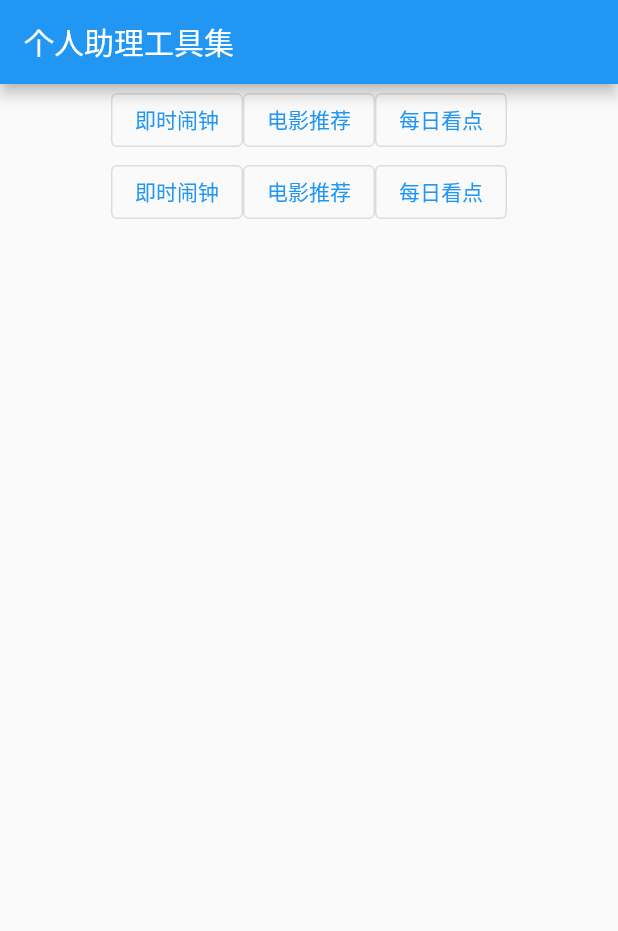
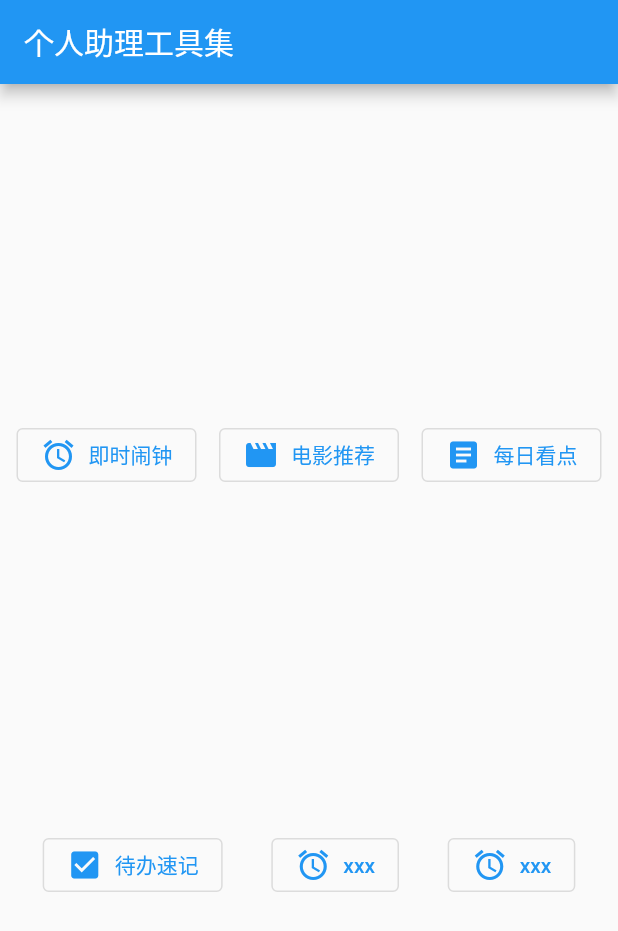
Before and after one commit to lewiszlw/assistant, a Flutter app: the screen it shows after launch, on a phone screen of 412 x 824 dp. Shown: the top 931 px of the screen. Run offline on Flutter 3.47's test engine with Material 2 defaults, Android fonts, the phone set to English and light mode, and no system bars; our stand-ins replace flutter_local_notifications, sqflite; accounts and stored records are empty.

```diff
--- a/assistant_flutter/lib/homepage.dart
+++ b/assistant_flutter/lib/homepage.dart
@@ -1,27 +1,73 @@
 import 'package:flutter/material.dart';
 
-class HomePage extends StatelessWidget {
-  const HomePage({super.key});
+class Homepage extends StatelessWidget {
+  const Homepage({super.key});
 
   @override
   Widget build(BuildContext context) {
     return Scaffold(
-      appBar: AppBar(title: const Text("个人助理工具集")),
-      body: Column(children: [
-        Row(mainAxisAlignment: MainAxisAlignment.center, children: [
-          OutlinedButton(
-              onPressed: () =>
-                  {Navigator.pushNamed(context, "alarm_clock_homepage")},
-              child: const Text("即时闹钟")),
-          OutlinedButton(onPressed: () => {}, child: const Text("电影推荐")),
-          OutlinedButton(onPressed: () => {}, child: const Text("每日看点")),
-        ]),
-        Row(mainAxisAlignment: MainAxisAlignment.center, children: [
-          OutlinedButton(onPressed: () => {}, child: const Text("即时闹钟")),
-          OutlinedButton(onPressed: () => {}, child: const Text("电影推荐")),
-          OutlinedButton(onPressed: () => {}, child: const Text("每日看点")),
-        ]),
-      ]),
+        appBar: AppBar(title: const Text("个人助理工具集")),
+        body: Column(
+          mainAxisAlignment: MainAxisAlignment.spaceEvenly,
+          children: [
+            Row(
+              mainAxisAlignment: MainAxisAlignment.spaceEvenly,
+              children: [
+                ToolItemWidget(
+                    toolName: "即时闹钟",
+                    routeName: "alarm_clock_homepage",
+                    iconData: Icons.alarm),
+                ToolItemWidget(
+                    toolName: "电影推荐",
+                    routeName: "comming_soon_page",
+                    iconData: Icons.movie),
+                ToolItemWidget(
+                    toolName: "每日看点",
+                    routeName: "comming_soon_page",
+                    iconData: Icons.article),
+              ],
+            ),
+            Row(
+              mainAxisAlignment: MainAxisAlignment.spaceEvenly,
+              children: [
+                ToolItemWidget(
+                    toolName: "待办速记",
+                    routeName: "comming_soon_page",
+                    iconData: Icons.check_box),
+                ToolItemWidget(
+                    toolName: "xxx",
+                    routeName: "comming_soon_page",
+                    iconData: Icons.alarm),
+                ToolItemWidget(
+                    toolName: "xxx",
+                    routeName: "comming_soon_page",
+                    iconData: Icons.alarm),
+              ],
+            ),
+          ],
+        ));
+  }
+}
+
+class ToolItemWidget extends StatelessWidget {
+  ToolItemWidget(
+      {super.key,
+      required this.toolName,
+      required this.routeName,
+      required this.iconData});
+
+  String toolName;
+  String routeName;
+  IconData iconData;
+
+  @override
+  Widget build(BuildContext context) {
+    return Container(
+      padding: const EdgeInsets.symmetric(horizontal: 4, vertical: 2),
+      child: OutlinedButton.icon(
+          icon: Icon(iconData),
+          onPressed: () => {Navigator.pushNamed(context, routeName)},
+          label: Text(toolName)),
     );
   }
 }
--- a/assistant_flutter/lib/main.dart
+++ b/assistant_flutter/lib/main.dart
@@ -1,4 +1,5 @@
 import 'package:assistant_flutter/alarm_clock/alarm_clock_homepage.dart';
+import 'package:assistant_flutter/comming_soon_page.dart';
 import 'package:flutter/material.dart';
 import 'package:flutter_local_notifications/flutter_local_notifications.dart';
 import 'homepage.dart';
@@ -7,12 +8,13 @@ class AssistantApp extends StatelessWidget {
   @override
   Widget build(BuildContext context) {
     return MaterialApp(
-      home: HomePage(),
+      home: Homepage(),
       routes: {
         "alarm_clock_homepage": (context) => AlarmClockHomepage(),
+        "comming_soon_page": (context) => CommingSoonPage(),
       },
     );
   }
 }
 
-void main() => runApp(AssistantApp());
+void main() async => runApp(AssistantApp());
```
Also changed, not shown: assistant_flutter/lib/alarm_clock/alarm_clock_helper.dart (added, +61 -0 lines), assistant_flutter/lib/alarm_clock/alarm_clock_homepage.dart (+73 -47 lines), assistant_flutter/lib/alarm_clock/alarm_clock_model.dart (renamed from assistant_flutter/lib/alarm_clock/models/alarm_info.dart, +15 -12 lines), assistant_flutter/lib/comming_soon_page.dart (added, +13 -0 lines).
